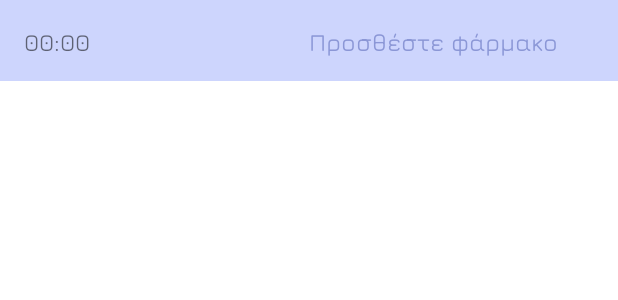
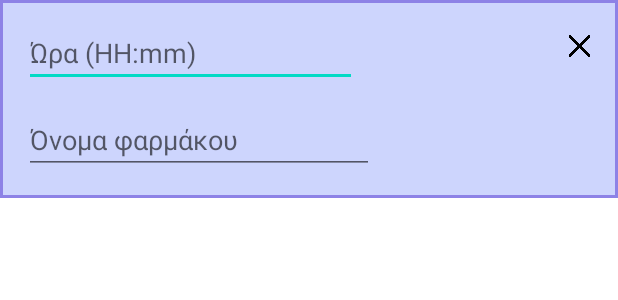
Before and after one commit to VasoLiak/Grandmapa, an Android app: the layout item_hour.xml on its own in the app's theme, with its tools: preview values and no code run, on a phone screen of 412 x 824 dp. Shown: the top 300 px of the screen. Run offline under Robolectric (Android 15) with nearby library versions, the phone set to English and light mode, and no system bars.

Commit message:
calendar ready!!

```diff
--- a/app/src/main/java/com/example/grandmapa/Medicine.java
+++ b/app/src/main/java/com/example/grandmapa/Medicine.java
@@ -35,4 +35,5 @@ public class Medicine {
     public void setTaken(boolean taken) {
         this.taken = taken;
     }
+
 }
--- a/app/src/main/res/drawable/border.xml
+++ b/app/src/main/res/drawable/border.xml
@@ -1,5 +1,10 @@
 <?xml version="1.0" encoding="utf-8"?>
 <layer-list xmlns:android="http://schemas.android.com/apk/res/android">
+    <item>
+        <shape android:shape="rectangle">
+            <solid android:color="@color/background_color"/>
+        </shape>
+    </item>
     <item>
         <shape android:shape="rectangle">
             <solid android:color="@android:color/transparent"/>
--- a/app/src/main/res/layout/item_hour.xml
+++ b/app/src/main/res/layout/item_hour.xml
@@ -5,35 +5,30 @@
     android:layout_width="match_parent"
     android:layout_height="wrap_content"
     android:padding="16dp"
-    android:background="@color/background_color">
+    android:background="@drawable/border">
 
-    <TextView
-        android:id="@+id/textViewHour"
-        android:layout_width="0dp"
-        android:layout_height="wrap_content"
-        android:fontFamily="@font/jura"
-        android:text="00:00"
-        android:textSize="16sp"
-        app:layout_constraintEnd_toStartOf="@+id/textViewMedicine"
+    <EditText
+        android:id="@+id/editTextTime"
+        android:layout_width="222dp"
+        android:layout_height="42dp"
+        android:hint="Ώρα (HH:mm)"
+        android:inputType="time"
+        app:layout_constraintEnd_toEndOf="parent"
+        app:layout_constraintHorizontal_bias="0.0"
         app:layout_constraintStart_toStartOf="parent"
-        app:layout_constraintTop_toTopOf="parent"
-        app:layout_constraintBottom_toBottomOf="parent"
-        app:layout_constraintHorizontal_chainStyle="packed" />
+        app:layout_constraintTop_toTopOf="parent" />
 
-    <TextView
-        android:id="@+id/textViewMedicine"
-        android:layout_width="0dp"
-        android:layout_height="wrap_content"
-        android:fontFamily="@font/jura"
-        android:text="Προσθέστε φάρμακο"
-        android:textColor="@color/colorPrimary"
-        android:textSize="16sp"
-        app:layout_constraintEnd_toStartOf="@+id/checkBoxTaken"
-        app:layout_constraintStart_toEndOf="@+id/textViewHour"
-        app:layout_constraintTop_toTopOf="parent"
-        app:layout_constraintBottom_toBottomOf="parent"
-        app:layout_constraintHorizontal_chainStyle="packed"
-        app:layout_constraintHorizontal_bias="0.5" />
+    <EditText
+        android:id="@+id/editTextMedicine"
+        android:layout_width="233dp"
+        android:layout_height="42dp"
+        android:layout_marginTop="16dp"
+        android:hint="Όνομα φαρμάκου"
+        android:inputType="text"
+        app:layout_constraintEnd_toEndOf="parent"
+        app:layout_constraintHorizontal_bias="0.0"
+        app:layout_constraintStart_toStartOf="parent"
+        app:layout_constraintTop_toBottomOf="@+id/editTextTime" />
 
     <CheckBox
         android:id="@+id/checkBoxTaken"
@@ -43,4 +38,15 @@
         app:layout_constraintTop_toTopOf="parent"
         app:layout_constraintBottom_toBottomOf="parent"
         android:visibility="gone" />
+
+    <ImageView
+        android:id="@+id/delete"
+        android:layout_width="19dp"
+        android:layout_height="29dp"
+        app:layout_constraintBottom_toBottomOf="parent"
+        app:layout_constraintEnd_toEndOf="parent"
+        app:layout_constraintTop_toTopOf="parent"
+        app:layout_constraintVertical_bias="0.0"
+        app:srcCompat="@drawable/close" />
+
 </androidx.constraintlayout.widget.ConstraintLayout>
```
Also changed, not shown: app/src/main/java/com/example/grandmapa/DetailActivity.java (+81 -56 lines), app/src/main/java/com/example/grandmapa/MedicineAdapter.java (+71 -27 lines), app/src/main/res/layout/activity_detail.xml (+13 -3 lines), app/src/main/res/drawable/add.png (added), app/src/main/res/drawable/close.png (added).
